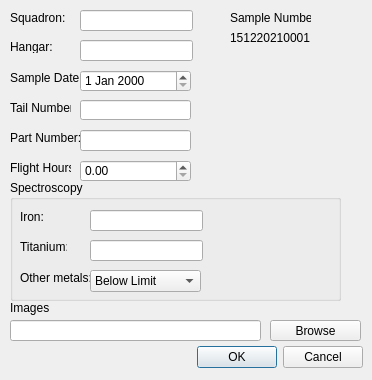
This is openfile.ui in peterooch/DigiFerro as Qt 5 draws it before an edit. The edited form follows.
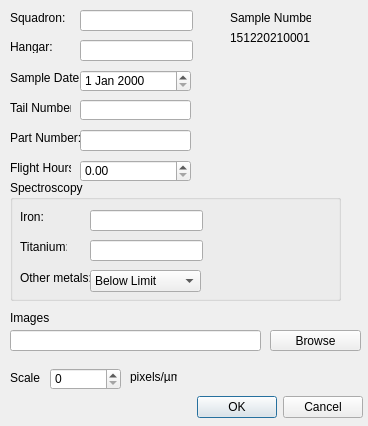
This is the edited form.

Commit message: Add scale field for image opening

The edit to the form file:
```diff
--- a/openfile.ui
+++ b/openfile.ui
@@ -6,8 +6,8 @@
    <rect>
     <x>0</x>
     <y>0</y>
-    <width>372</width>
-    <height>380</height>
+    <width>368</width>
+    <height>426</height>
    </rect>
   </property>
   <property name="windowTitle">
@@ -17,7 +17,7 @@
    <property name="geometry">
     <rect>
      <x>130</x>
-     <y>340</y>
+     <y>390</y>
      <width>233</width>
      <height>34</height>
     </rect>
@@ -30,7 +30,7 @@
    <property name="geometry">
     <rect>
      <x>270</x>
-     <y>320</y>
+     <y>330</y>
      <width>91</width>
      <height>21</height>
     </rect>
@@ -43,7 +43,7 @@
    <property name="geometry">
     <rect>
      <x>10</x>
-     <y>320</y>
+     <y>330</y>
      <width>251</width>
      <height>21</height>
     </rect>
@@ -53,7 +53,7 @@
    <property name="geometry">
     <rect>
      <x>10</x>
-     <y>300</y>
+     <y>310</y>
      <width>61</width>
      <height>16</height>
     </rect>
@@ -321,6 +321,42 @@
     </rect>
    </property>
   </widget>
+  <widget class="QLabel" name="label_12">
+   <property name="geometry">
+    <rect>
+     <x>10</x>
+     <y>370</y>
+     <width>31</width>
+     <height>16</height>
+    </rect>
+   </property>
+   <property name="text">
+    <string>Scale:</string>
+   </property>
+  </widget>
+  <widget class="QSpinBox" name="spinBox">
+   <property name="geometry">
+    <rect>
+     <x>50</x>
+     <y>368</y>
+     <width>71</width>
+     <height>22</height>
+    </rect>
+   </property>
+  </widget>
+  <widget class="QLabel" name="label_13">
+   <property name="geometry">
+    <rect>
+     <x>130</x>
+     <y>370</y>
+     <width>47</width>
+     <height>13</height>
+    </rect>
+   </property>
+   <property name="text">
+    <string>pixels/µm</string>
+   </property>
+  </widget>
  </widget>
  <resources/>
  <connections/>
```
